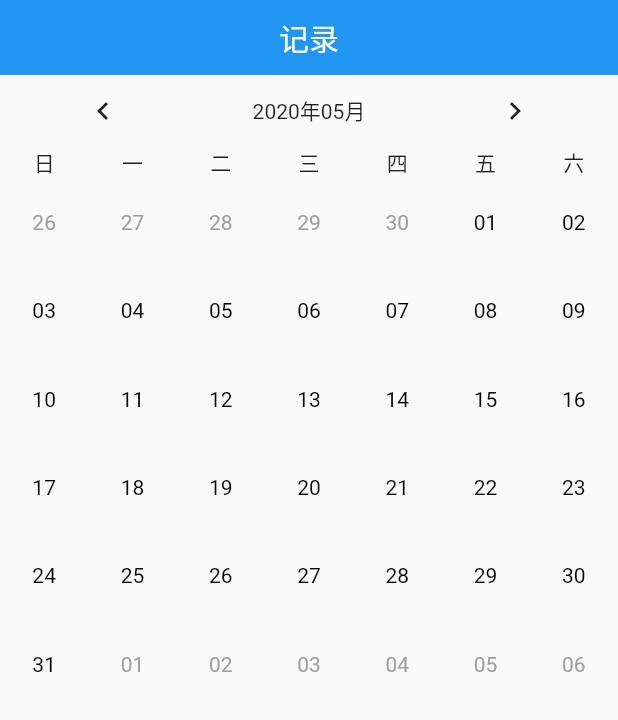
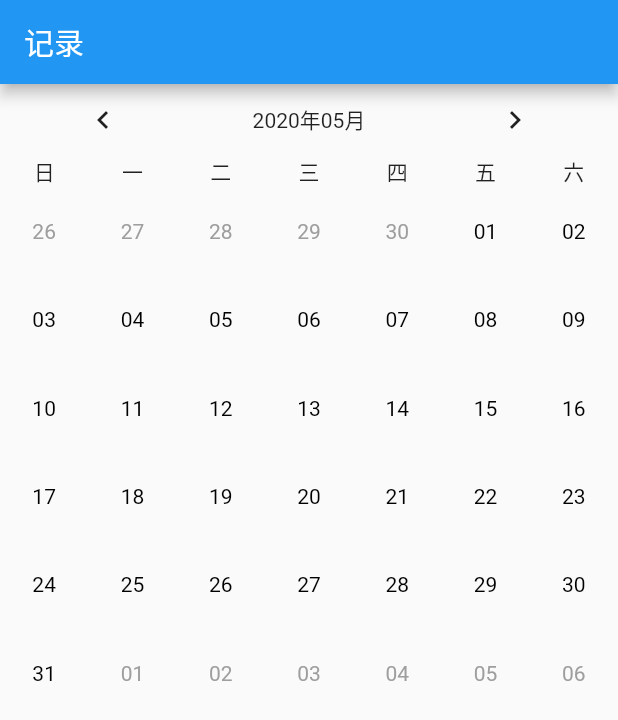
Before and after one commit to cyixlq/mora, a Flutter app: the HistoryFragment screen opened directly, on a phone screen of 412 x 824 dp. Shown: the top 720 px of the screen. Run offline on Flutter 3.47's test engine with Material 2 defaults, Android fonts, the phone set to English and light mode, and no system bars; our stand-ins replace fluttertoast.

Commit message:
细节优化

```diff
--- a/lib/page/home/HistoryFragment.dart
+++ b/lib/page/home/HistoryFragment.dart
@@ -11,21 +11,9 @@ class HistoryFragmentState extends State<HistoryFragment>
   @override
   Widget build(BuildContext context) {
     super.build(context);
-    return Column(
-      children: <Widget>[
-        Container(
-          color: Colors.blue,
-          child:
-              Text("记录", style: TextStyle(color: Colors.white, fontSize: 20)),
-          alignment: Alignment.center,
-          padding: EdgeInsets.only(
-              top: MediaQuery.of(context).padding.top + 10, bottom: 10),
-        ),
-        Expanded(
-          child: HistoryHeader(),
-          flex: 1,
-        )
-      ],
+    return Scaffold(
+      appBar: AppBar(title: Text("记录")),
+      body: HistoryHeader(),
     );
   }
 
--- a/lib/page/home/widget/HistoryHeader.dart
+++ b/lib/page/home/widget/HistoryHeader.dart
@@ -26,7 +26,31 @@ class HistoryHeaderState extends State<HistoryHeader> {
   Widget build(BuildContext context) {
     return Column(
       children: <Widget>[
-        Row(
+        _buildDateController(),
+        _buildWeekDayItem(),
+        Expanded(
+          child: AnimatedSwitcher(
+            duration: const Duration(milliseconds: 500),
+            transitionBuilder: (Widget child, Animation<double> animation) =>
+                ScaleTransition(child: child, scale: animation),
+            child: GridView.builder(
+              key: ValueKey<List<Date>>(_date),
+              gridDelegate: SliverGridDelegateWithFixedCrossAxisCount(
+                crossAxisCount: 7,
+              ),
+              itemBuilder: (context, index) => DateItem(_date[index]),
+              itemCount: _date.length,
+              padding: EdgeInsets.only(top: 0),
+            ),
+          ),
+          flex: 1,
+        ),
+      ],
+    );
+  }
+
+  Widget _buildDateController() {
+    return Row(
       children: <Widget>[
         Expanded(
           child: Container(
@@ -52,73 +76,21 @@ class HistoryHeaderState extends State<HistoryHeader> {
           flex: 1,
         ),
       ],
-        ),
-        _buildWeekDayItem(),
-        Expanded(
-          child: GridView.builder(
-            gridDelegate: SliverGridDelegateWithFixedCrossAxisCount(
-              crossAxisCount: 7,
-            ),
-            itemBuilder: (context, index) => _buildDateItem(_date[index]),
-            itemCount: _date.length,
-            padding: EdgeInsets.only(top: 0),
-          ),
-          flex: 1,
-        ),
-      ],
     );
   }
 
-  Widget _buildDateItem(Date date) {
-    return DateItem(date);
-  }
-
   Widget _buildWeekDayItem() {
+    final week = ["日", "一", "二", "三", "四", "五", "六"];
     return Row(
-      children: <Widget>[
-        Expanded(
+      children: week.map(
+              (str) => Expanded(
                 child: Container(
-              child: Text("日"),
+                  child: Text(str),
                   alignment: Alignment.center,
                 ),
-            flex: 1),
-        Expanded(
-            child: Container(
-              child: Text("一"),
-              alignment: Alignment.center,
-            ),
-            flex: 1),
-        Expanded(
-            child: Container(
-              child: Text("二"),
-              alignment: Alignment.center,
-            ),
-            flex: 1),
-        Expanded(
-            child: Container(
-              child: Text("三"),
-              alignment: Alignment.center,
-            ),
-            flex: 1),
-        Expanded(
-            child: Container(
-              child: Text("四"),
-              alignment: Alignment.center,
-            ),
-            flex: 1),
-        Expanded(
-            child: Container(
-              child: Text("五"),
-              alignment: Alignment.center,
-            ),
-            flex: 1),
-        Expanded(
-            child: Container(
-              child: Text("六"),
-              alignment: Alignment.center,
-            ),
-            flex: 1),
-      ],
+                flex: 1
+              )
+          ).toList()
     );
   }
 
```
Also changed, not shown: lib/page/home/IndexFragment.dart (+42 -2 lines), lib/page/home/widget/IndexHeader.dart (+41 -5 lines). Lines whose indentation alone changed are shown as unchanged.
